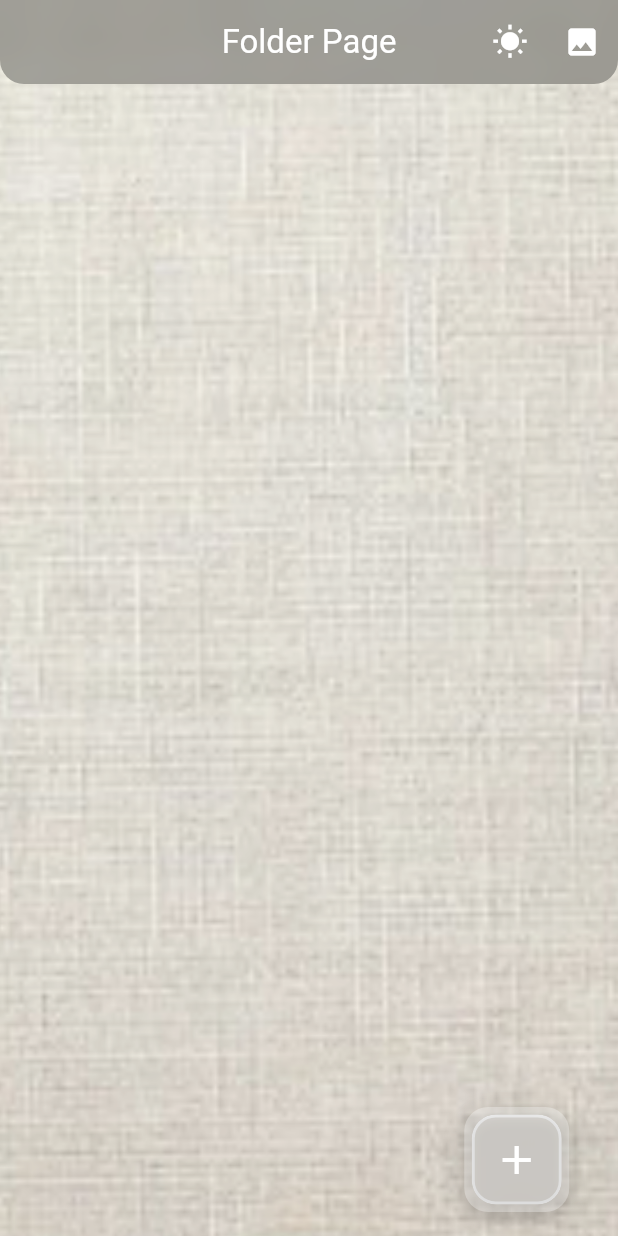
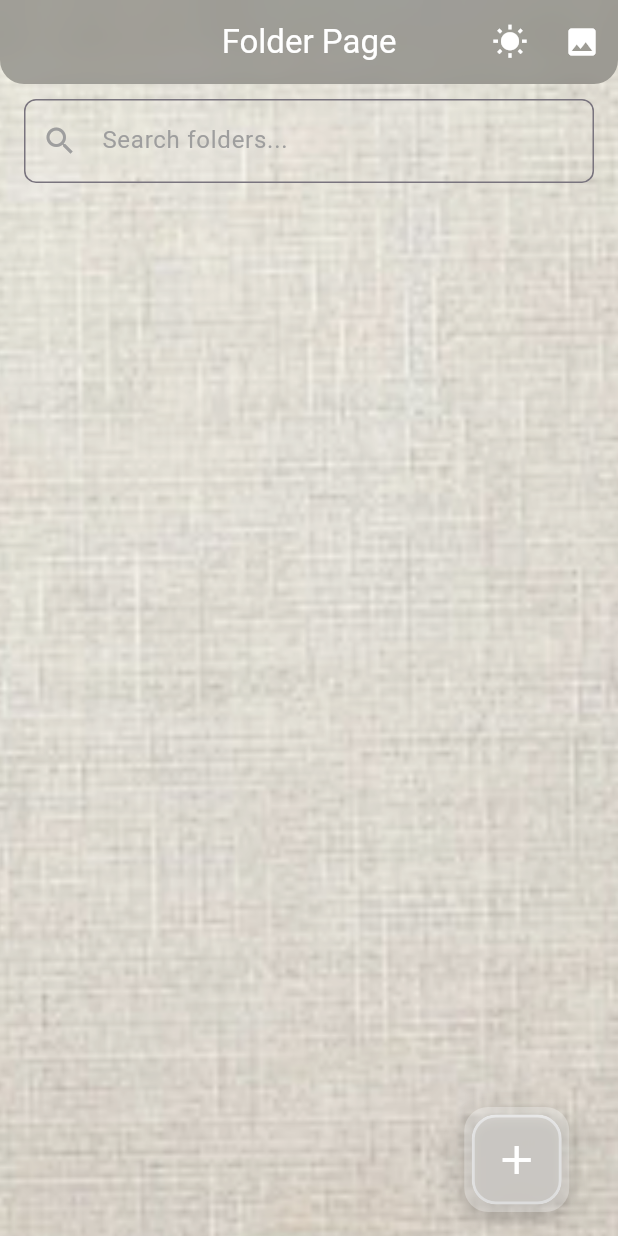
Before and after one commit to johnhcolani/Great-Note, a Flutter app: the screen it shows after launch, on a phone screen of 412 x 824 dp. Run offline on Flutter 3.47's test engine with Material 3 defaults, Android fonts, the light colour scheme and no system bars; drawn by our look-alikes of google_mobile_ads; our stand-ins replace bloc, equatable, flutter_bloc, image_picker, sqflite; missing offline and left inert: flutter_quill; accounts and stored records are empty; network calls fail.

Commit message:
added search bar

```diff
--- /dev/null
+++ b/google_service_account.json
@@ -0,0 +1 @@
+Follow this guide to create a service account JSON file: https://docs.fastlane.tools/actions/supply/#setup
--- a/lib/core/add_banner/add_banner.dart
+++ b/lib/core/add_banner/add_banner.dart
@@ -18,7 +18,7 @@ class _BannerExampleState extends State<BannerExample> {
   // TODO: replace this test ad unit with your own ad unit.
   final adUnitId = Platform.isAndroid
       ? 'ca-app-pub-7380986533735423~4223005052'
-      : 'ca-app-pub-7380986533735423~8952587554';
+      : 'ca-app-pub-7380986533735423/8092603893';
 
   @override
   void initState() {
--- a/lib/features/folders/presentation/bloc/folder_event.dart
+++ b/lib/features/folders/presentation/bloc/folder_event.dart
@@ -4,12 +4,15 @@ import 'package:equatable/equatable.dart';
 abstract class FolderEvent extends Equatable {
   const FolderEvent();
 
-  @override
-  List<Object> get props => [];
+
 }
 
 // Event to load all folders
-class LoadFolders extends FolderEvent {}
+class LoadFolders extends FolderEvent {
+  @override
+  // TODO: implement props
+  List<Object?> get props => throw UnimplementedError();
+}
 
 // Event to add a folder
 class AddFolder extends FolderEvent {
@@ -44,3 +47,15 @@ class UpdateFolderName extends FolderEvent {
   @override
   List<Object> get props => [folderId,newName];
 }
+// New Event for Search
+class SearchFolders extends FolderEvent {
+  final String query;
+
+  const SearchFolders({required this.query});
+
+  @override
+  // TODO: implement props
+  List<Object?> get props => [query];
+
+
+}
--- a/lib/features/folders/presentation/screens/folder_page.dart
+++ b/lib/features/folders/presentation/screens/folder_page.dart
@@ -27,7 +27,8 @@ class FolderPage extends StatefulWidget {
 }
 
 class _FolderPageState extends State<FolderPage> {
-
+  final TextEditingController _searchController = TextEditingController();
+  String _searchQuery = '';
   bool _isVisible = false;
   Timer? _timer;
   BannerAd? _bannerAd;
@@ -62,18 +63,6 @@ class _FolderPageState extends State<FolderPage> {
     )..load();
   }
 
-  void _toggleVisibility() {
-    Future.delayed(const Duration(seconds: 30), () {
-      setState(() {
-        _isVisible = true;
-      });
-      Future.delayed(const Duration(seconds: 30), () {
-        setState(() {
-          _isVisible = false;
-        });
-      });
-    });
-  }
 
   void _startVisibilityToggle() {
     _timer = Timer.periodic(const Duration(seconds: 30), (Timer timer) {
@@ -128,7 +117,8 @@ class _FolderPageState extends State<FolderPage> {
               onPressed: () {
                 context.read<BackgroundBloc>().add(ChangeBackgroundEvent());
               },
-              icon: const Icon(Icons.image))
+              icon: const Icon(Icons.image)),
+
         ],
         backgroundColor: Colors.transparent, // Make AppBar transparent
         elevation: 0, // Remove shadow
@@ -141,21 +131,19 @@ class _FolderPageState extends State<FolderPage> {
                 ? Colors.black.withOpacity(0.5)
                 : Colors.white.withOpacity(0.1),
           ),
-          BlocBuilder<FolderBloc, FolderState>(
+
+          Padding(
+            padding: EdgeInsets.only(top: MediaQuery.of(context).size.height * 0.07),
+            child: BlocBuilder<FolderBloc, FolderState>(
               builder: (context, state) {
-              print('Screen width is : $screenWidth');
+
                 if (state is FolderLoading) {
                   return const Center(
-                    child: SizedBox(
-                        height: 20,
-                        width: 20,
                       child: CircularProgressIndicator(
                         color: Colors.white,
-                        )));
+                      ));
                 } else if (state is FolderLoaded) {
-                return Padding(
-                  padding: const EdgeInsets.all(8.0),
-                  child: GridView.builder(
+                  return GridView.builder(
                     gridDelegate: SliverGridDelegateWithFixedCrossAxisCount(
                         crossAxisCount: getCrossAxisCount(screenWidth),
                         mainAxisSpacing: 16,
@@ -204,7 +192,6 @@ class _FolderPageState extends State<FolderPage> {
                         ),
                       );
                     },
-                  ),
                   );
                 } else if (state is FolderError) {
                   return Center(child: Text(state.message));
@@ -212,6 +199,40 @@ class _FolderPageState extends State<FolderPage> {
                   return const Center(child: Text('No folders found'));
                 }
               },
+            ),
+          ),
+          Padding(
+            padding: EdgeInsets.only(top: MediaQuery.of(context).size.height * 0.08),
+            child: Container(
+
+              padding: const EdgeInsets.symmetric(horizontal: 16.0),
+              child: TextField(
+                controller: _searchController,
+                decoration: InputDecoration(
+                  hintText: 'Search folders...',
+                  hintStyle: TextStyle(color: Colors.grey),
+                  prefixIcon: const Icon(Icons.search,color: Colors.grey,),
+                  border: OutlineInputBorder(
+                    borderRadius: BorderRadius.circular(8.0),
+                  ),
+                ),
+                onChanged: (query) {
+                  setState(() {
+                    _searchQuery = query;
+                  });
+                  context
+                      .read<FolderBloc>()
+                      .add(SearchFolders(query: query));
+                },
+                onSubmitted: (query) {
+                  // Perform the search and then clear the text field
+                  context.read<FolderBloc>().add(SearchFolders(query: query));
+                  _searchController.clear();
+                  context.read<FolderBloc>().add(SearchFolders(query: '')); // Reload all folders
+// Clear the text field
+                },
+              ),
+            ),
           ),
         ],
       ),
```
Also changed, not shown: lib/features/folders/presentation/bloc/folder_bloc.dart (+16 -0 lines), lib/features/folders/presentation/screens/search_bar_deleagate.dart (added, +37 -0 lines), lib/features/notes/presentation/screens/note_edit_page.dart (+14 -6 lines), pubspec.yaml (+7 -7 lines), .github/workflows/deploy-with-fastlane.yaml (added), pubspec.lock, 42 other files. Lines whose indentation alone changed are shown as unchanged.
